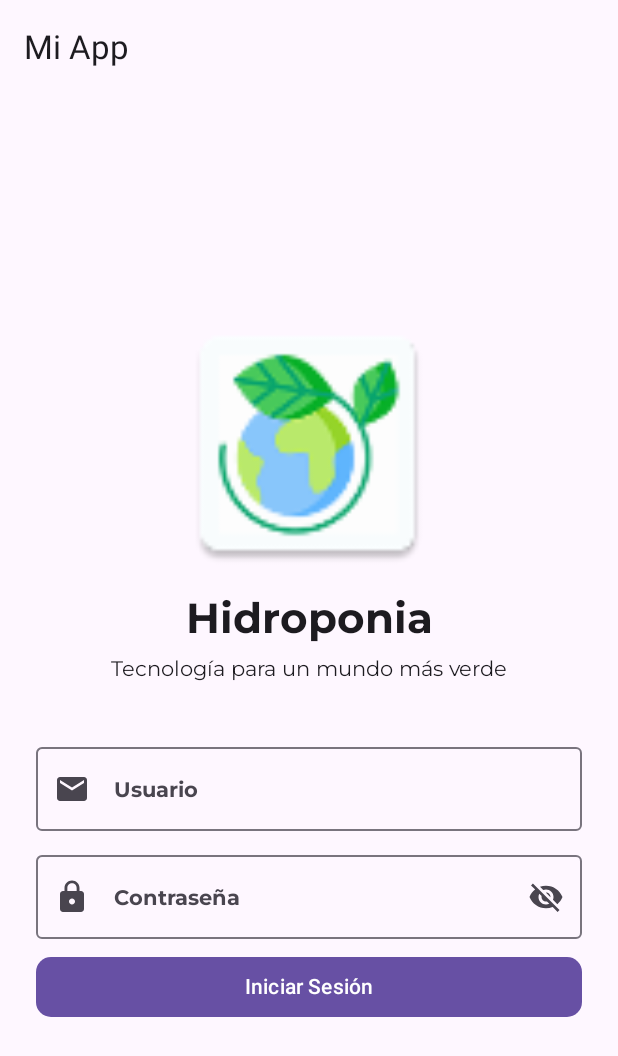
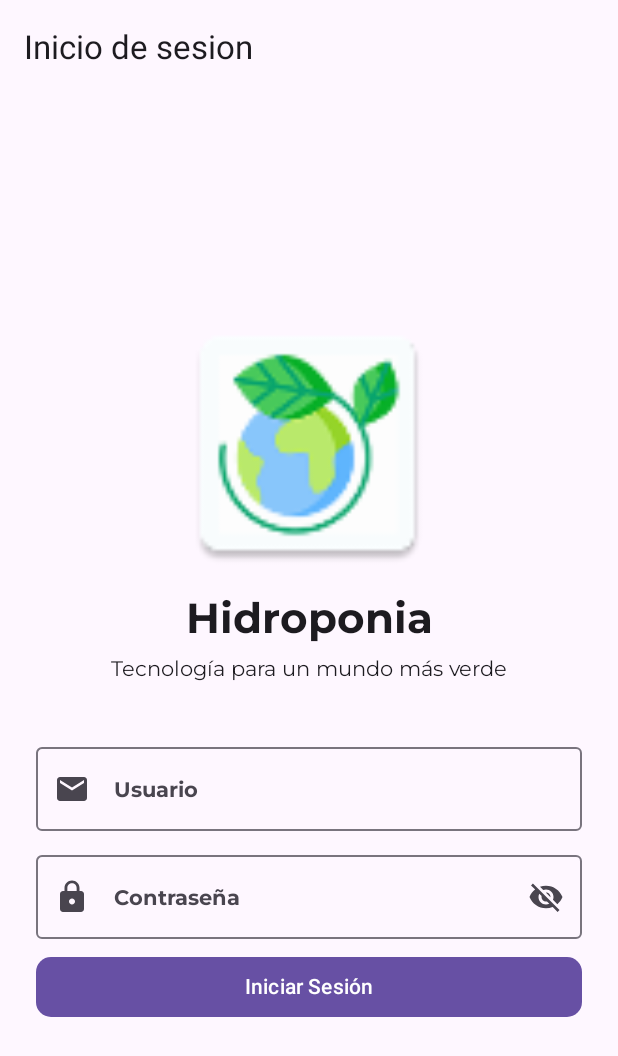
Before and after one commit to GDeGilberto/Hidroponia, an Android app built with Jetpack Compose: the screen it shows after launch (MainActivity), on a phone screen of 412 x 824 dp. Shown: the top 1056 px of the screen. Run offline under Robolectric (Android 15) with nearby library versions, the phone set to English and light mode, and no system bars; our stand-ins replace Firebase (no records; nobody signed in at launch, a user with empty details on screens opened directly), livedata-compose.

Commit message:
The code is refactored for better maintenance in navigation and login functionality.

```diff
--- a/app/src/main/java/com/inercy/hidroponia/HidroponiaApp.kt
+++ b/app/src/main/java/com/inercy/hidroponia/HidroponiaApp.kt
@@ -5,28 +5,36 @@ import androidx.compose.material3.Scaffold
 import androidx.compose.runtime.Composable
 import androidx.compose.runtime.getValue
 import androidx.compose.ui.Modifier
+import androidx.navigation.NavHostController
 import androidx.navigation.compose.currentBackStackEntryAsState
 import androidx.navigation.compose.rememberNavController
 import com.inercy.hidroponia.ui.navigation.AppNavHost
 import com.inercy.hidroponia.ui.navigation.AppTopBar
-import com.inercy.hidroponia.ui.navigation.getTitleForRoute
 import com.inercy.hidroponia.ui.screens.auth.AuthViewModel
 import com.inercy.hidroponia.ui.theme.HidroponiaTheme
 
 @Composable
-fun HidroponiaApp(authViewModel: AuthViewModel) {
+fun HidroponiaApp(
+    authViewModel: AuthViewModel,
+    navController: NavHostController = rememberNavController(),
+) {
 
     HidroponiaTheme {
-        val navController = rememberNavController()
         val backStackEntry by navController.currentBackStackEntryAsState()
+        val currentRoute = backStackEntry?.destination
 
         Scaffold(
             topBar = {
                 AppTopBar(
-                    title = getTitleForRoute(backStackEntry?.destination?.route),
+                    currentScreen = currentRoute?.route,
                     canNavigateBack = navController.previousBackStackEntry != null,
                     navigateUp = { navController.navigateUp() }
                 )
+            },
+            bottomBar = {
+                /* TODO */
+                // Opcional: Podrías añadir un BottomNavigation aquí
+                // usando AppDestination.bottomNavItems
             }
         ) { innerPadding ->
             AppNavHost(
--- a/app/src/main/java/com/inercy/hidroponia/ui/navigation/AppNavHost.kt
+++ b/app/src/main/java/com/inercy/hidroponia/ui/navigation/AppNavHost.kt
@@ -23,22 +23,22 @@ fun AppNavHost(
 ) {
     NavHost(
         navController = navController,
-        startDestination = Login.route,
+        startDestination = AppDestination.Login.route,
         modifier = modifier
     ) {
-        composable(route = Login.route) {
+        composable(route = AppDestination.Login.route) {
             LoginScreen(
                 navController = navController,
                 authViewModel = authViewModel,
             )
         }
-        composable(route = Home.route) {
+        composable(route = AppDestination.Home.route) {
             HomeScreen(
                 navController = navController,
                 authViewModel = authViewModel,
             )
         }
-        composable(route = GreenHouse.route) {
+        composable(route = AppDestination.GreenHouse.route) {
             GreenHouseScreen()
         }
     }
--- a/app/src/main/java/com/inercy/hidroponia/ui/navigation/AppTopBar.kt
+++ b/app/src/main/java/com/inercy/hidroponia/ui/navigation/AppTopBar.kt
@@ -6,8 +6,10 @@ import androidx.compose.material.icons.automirrored.filled.ArrowBack
 import androidx.compose.material3.ExperimentalMaterial3Api
 import androidx.compose.material3.Icon
 import androidx.compose.material3.IconButton
+import androidx.compose.material3.MaterialTheme
 import androidx.compose.material3.Text
 import androidx.compose.material3.TopAppBar
+import androidx.compose.material3.TopAppBarDefaults
 import androidx.compose.runtime.Composable
 import androidx.compose.ui.res.stringResource
 import com.inercy.hidroponia.R
@@ -15,41 +17,35 @@ import com.inercy.hidroponia.R
 @OptIn(ExperimentalMaterial3Api::class)
 @Composable
 fun AppTopBar(
-    title: String,
+    currentScreen: String?,
     canNavigateBack: Boolean,
     navigateUp: () -> Unit = {},
     actions: @Composable RowScope.() -> Unit = {}
 ) {
+    val destination = AppDestination.allDestinations.find { it.route == currentScreen }
+    val showBackButton = destination?.showBackButton == true && canNavigateBack
+
     TopAppBar(
-        title = { Text(title) },
+        title = { Text(text = AppDestination.getTitleForRoute(currentScreen)) },
         navigationIcon = {
-            if (canNavigateBack) {
-                IconButton(onClick = navigateUp) {
-                    Icon(
-                        imageVector = Icons.AutoMirrored.Filled.ArrowBack,
-                        contentDescription = stringResource(R.string.back)
-                    )
-                }
-            }
+            if (showBackButton) { BackButton(navigateUp) }
         },
+        colors = TopAppBarDefaults.topAppBarColors(
+            containerColor = MaterialTheme.colorScheme.surface,
+            titleContentColor = MaterialTheme.colorScheme.onSurface,
+            actionIconContentColor = MaterialTheme.colorScheme.onSurface,
+        ),
         actions = actions
     )
 }
 
-fun getTitleForRoute(route: String?): String {
-    return when (route) {
-        AppDestination.Home.route -> "Inicio"
-        AppDestination.Profile.route -> "Perfil"
-        else -> "Mi App"
+@Composable
+fun BackButton(navigateUp: () -> Unit = {}) {
+    IconButton(onClick = navigateUp) {
+        Icon(
+            imageVector = Icons.AutoMirrored.Filled.ArrowBack,
+            contentDescription = stringResource(R.string.back),
+            tint = MaterialTheme.colorScheme.onSurface
+        )
     }
 }
-
-sealed class AppDestination(val route: String) {
-    object Home : AppDestination("home")
-    object Profile : AppDestination("profile")
-    object Settings : AppDestination("settings")
-    // Para parámetros:
-    data class Detail(val id: Int) : AppDestination("detail/{id}") {
-        fun createRoute(id: Int) = "detail/$id"
-    }
-}
--- a/app/src/main/java/com/inercy/hidroponia/ui/navigation/Destinations.kt
+++ b/app/src/main/java/com/inercy/hidroponia/ui/navigation/Destinations.kt
@@ -3,28 +3,53 @@ package com.inercy.hidroponia.ui.navigation
 import androidx.compose.material.icons.Icons
 import androidx.compose.material.icons.filled.AssuredWorkload
 import androidx.compose.material.icons.filled.Home
+import androidx.compose.material.icons.filled.Lock
 import androidx.compose.ui.graphics.vector.ImageVector
 
-sealed interface HidroponiaDestination {
-    val icon: ImageVector
-    val route: String
+sealed class AppDestination(
+    val route: String,
+    val icon: ImageVector? = null,
+    val title: String,
+    val showInNavigation: Boolean = true,
+    val showBackButton: Boolean = true
+) {
+    object Login : AppDestination(
+        route = "login",
+        icon = Icons.Filled.Lock,
+        title = "Inicio de sesion",
+        showInNavigation = false,
+        showBackButton = false
+    )
+    object Home : AppDestination(
+        route = "Home",
+        icon = Icons.Filled.Home,
+        title = "Inicio",
+        showBackButton = false
+    )
+    object GreenHouse : AppDestination(
+        route = "greenhouse",
+        icon = Icons.Filled.AssuredWorkload,
+        title = "Invernadero",
+        showBackButton = true
+    )
+
+
+    data class Details(val id: Int = -1) : AppDestination(
+        route = "details/$id",
+        title = "Details",
+        showInNavigation = false
+    ) {
+        fun createRoute(id: Int) = "details/$id"
+    }
+
+
+    companion object {
+        val bottomNavItems = listOf(Home, GreenHouse)
+        val allDestinations = listOf(Login, Home, GreenHouse, Details())
+
+        fun getTitleForRoute(route: String?): String {
+            return allDestinations.find { it.route == route ||
+                    (it is Details && route?.startsWith("detail/") == true) }?.title ?: "Hidroponia"
+        }
+    }
 }
-
-/**
- * App navigation destinations
- */
-
-data object Login : HidroponiaDestination {
-    override val icon = Icons.Filled.AssuredWorkload
-    override val route = "login"
-}
-
-data object Home : HidroponiaDestination {
-    override val icon = Icons.Filled.Home
-    override val route = "home"
-}
-
-data object GreenHouse : HidroponiaDestination {
-    override val icon = Icons.Filled.AssuredWorkload
-    override val route = "greenhouse"
-}
--- a/app/src/main/java/com/inercy/hidroponia/ui/screens/auth/LoginScreen.kt
+++ b/app/src/main/java/com/inercy/hidroponia/ui/screens/auth/LoginScreen.kt
@@ -47,7 +47,7 @@ import androidx.compose.ui.unit.sp
 import androidx.navigation.NavController
 import androidx.navigation.compose.rememberNavController
 import com.inercy.hidroponia.R
-import com.inercy.hidroponia.ui.navigation.Home
+import com.inercy.hidroponia.ui.navigation.AppDestination
 import com.inercy.hidroponia.ui.theme.HidroponiaTheme
 
 @Composable
@@ -65,7 +65,7 @@ fun LoginScreen(
 
     LaunchedEffect(authState.value) {
         when (authState.value) {
-            is AuthState.Authenticated -> navController.navigate(Home.route)
+            is AuthState.Authenticated -> navController.navigate(AppDestination.Home.route)
             is AuthState.Error -> Toast.makeText(context,
                 (authState.value as AuthState.Error).message, Toast.LENGTH_SHORT).show()
             else -> Unit
--- a/app/src/main/java/com/inercy/hidroponia/ui/screens/home/HomeScreen.kt
+++ b/app/src/main/java/com/inercy/hidroponia/ui/screens/home/HomeScreen.kt
@@ -20,7 +20,7 @@ import com.inercy.hidroponia.R
 import com.inercy.hidroponia.data.local.DataSource.invernaderos
 import com.inercy.hidroponia.ui.components.CardGreenHouse
 import com.inercy.hidroponia.ui.components.CardWeather
-import com.inercy.hidroponia.ui.navigation.Login
+import com.inercy.hidroponia.ui.navigation.AppDestination
 import com.inercy.hidroponia.ui.screens.auth.AuthState
 import com.inercy.hidroponia.ui.screens.auth.AuthViewModel
 import com.inercy.hidroponia.ui.theme.HidroponiaTheme
@@ -35,7 +35,7 @@ fun HomeScreen(
 
     LaunchedEffect(authState.value) {
         when (authState.value) {
-            is AuthState.Unauthenticated -> navController.navigate(Login.route)
+            is AuthState.Unauthenticated -> navController.navigate(AppDestination.Login.route)
             else -> Unit
         }
     }
```
Also changed, not shown: 1 other file.
